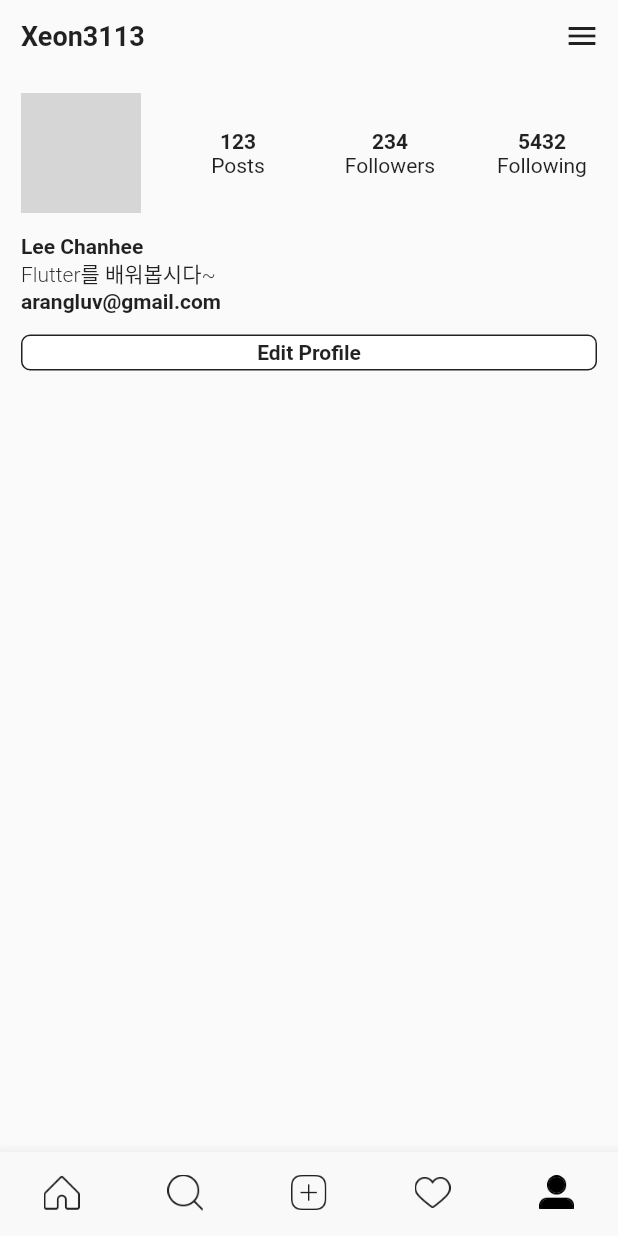
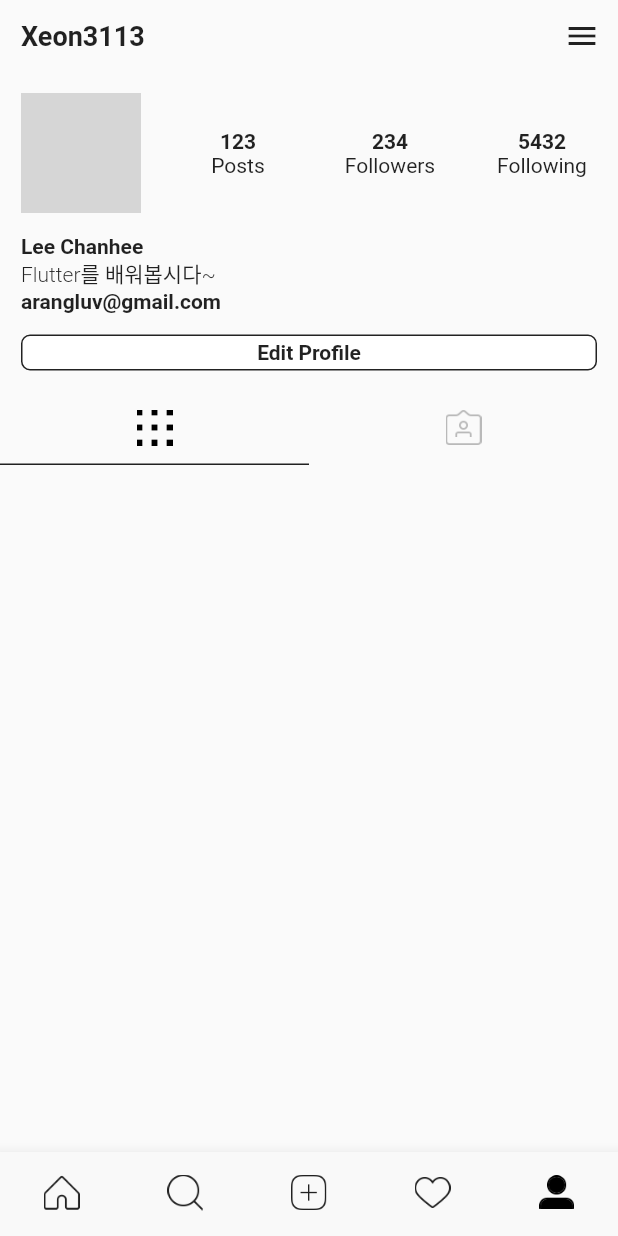
Before and after one commit to Xeon3113/flutter_app, a Flutter app: the screen it shows after launch, item 5 of the bottom bar chosen, on a phone screen of 412 x 824 dp. Run offline on Flutter 3.47's test engine with Material 2 defaults, Android fonts, the phone set to English and light mode, and no system bars; our stand-ins replace cached_network_image; network calls fail; grey boxes are pictures that could not be loaded.

Commit message:
profile 그리드 화면 생성

```diff
--- a/lib/screens/profile_page.dart
+++ b/lib/screens/profile_page.dart
@@ -11,6 +11,8 @@ class _ProfilePageState extends State<ProfilePage> {
   bool _menuOpened = false;
   Size size;
   double _menuWidth;
+  AlignmentGeometry tabAlign = Alignment.centerLeft;
+  bool _tabIconGridSelected = true;
 
   @override
   Widget build(BuildContext context) {
@@ -68,7 +70,9 @@ class _ProfilePageState extends State<ProfilePage> {
                     _username(),
                     _userBio(),
                     _email(),
-                    _editPropfileBtn()
+                    _editPropfileBtn(),
+                    _getTabIconButtons,
+                    _getAnimatedSelectedBar,
                   ])),
                 ],
               ),
@@ -216,4 +220,47 @@ class _ProfilePageState extends State<ProfilePage> {
       ],
     );
   }
+
+  void _setTab(bool tabLeft) {
+    setState(() {
+      this._tabIconGridSelected = tabLeft;
+      if (tabLeft) {
+        this.tabAlign = Alignment.centerLeft;
+      } else {
+        this.tabAlign = Alignment.centerRight;
+      }
+    });
+  }
+
+  Widget get _getTabIconButtons => Row(
+        children: <Widget>[
+          Expanded(
+            child: IconButton(
+              icon: ImageIcon(AssetImage("assets/grid.png"), color: _tabIconGridSelected?Colors.black:Colors.black26),
+              onPressed: () {
+                _setTab(true);
+              },
+            ),
+          ),
+          Expanded(
+            child: IconButton(
+              icon: ImageIcon(AssetImage("assets/saved.png"), color: _tabIconGridSelected?Colors.black26:Colors.black),
+              onPressed: () {
+                _setTab(false);
+              },
+            ),
+          ),
+        ],
+      );
+
+  Widget get _getAnimatedSelectedBar => AnimatedContainer(
+        alignment: tabAlign,
+        duration: Duration(milliseconds: 200),
+        curve: Curves.easeInOut,
+        color: Colors.transparent,
+        height: 1,
+        width: size.width,
+        child:
+            Container(height: 1, width: size.width / 2, color: Colors.black87),
+      );
 }
```
